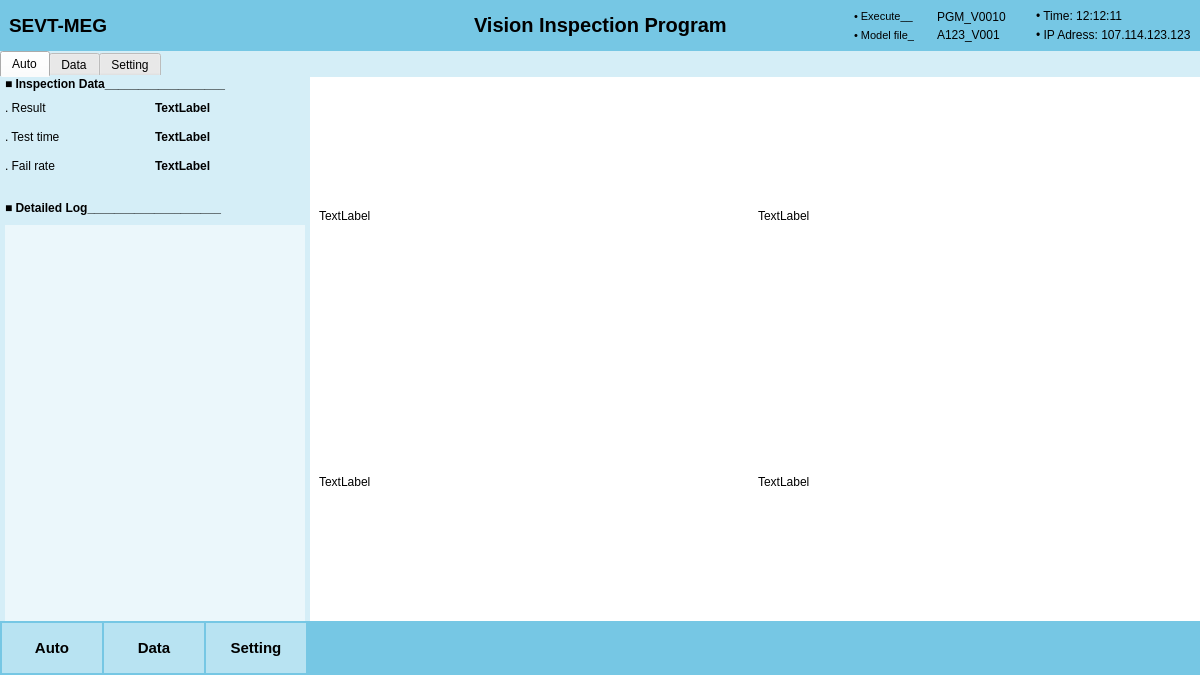
This is visionProgram/interface.ui in trinhthuan/UIdemo as Qt 5 draws it before an edit. The edited form follows.
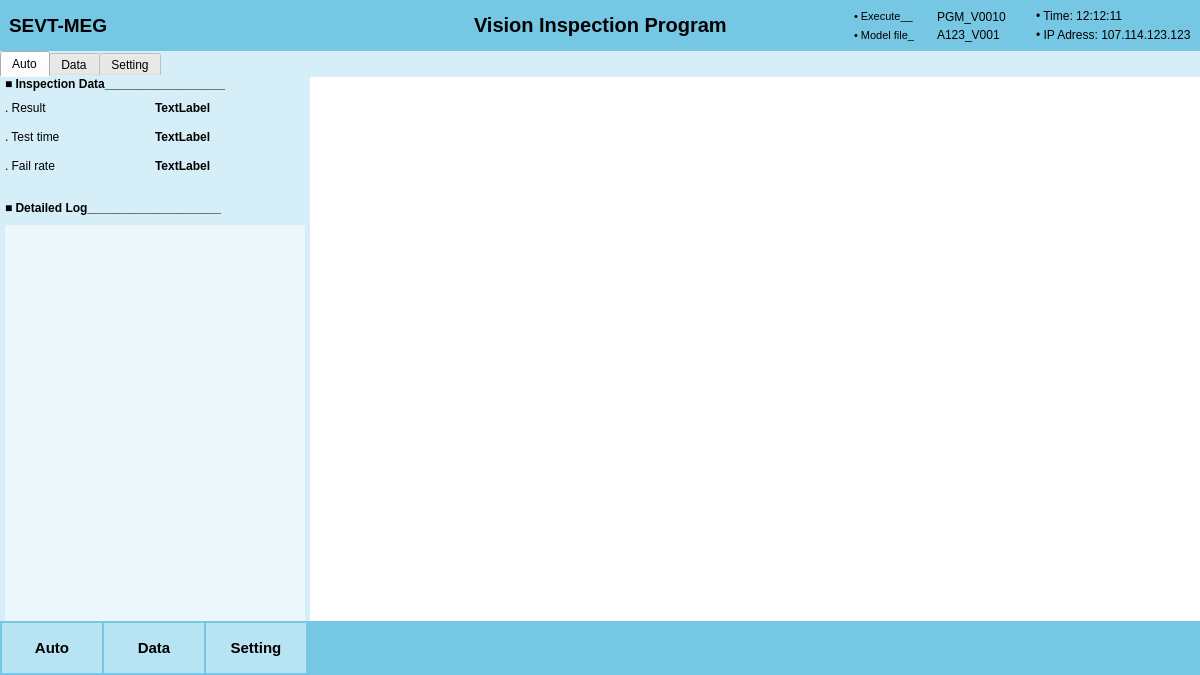
This is the edited form. The open tabs and pages were chosen to show the change. Icons and pictures are not drawn.

Patch:
```diff
--- a/visionProgram/interface.ui
+++ b/visionProgram/interface.ui
@@ -662,33 +662,69 @@
             <widget class="QWidget" name="runningData" native="true">
              <layout class="QGridLayout" name="gridLayout_3">
               <item row="0" column="1">
-               <widget class="QLabel" name="label_7">
+               <widget class="QLabel" name="image1Label">
+                <property name="sizePolicy">
+                 <sizepolicy hsizetype="Expanding" vsizetype="Expanding">
+                  <horstretch>0</horstretch>
+                  <verstretch>0</verstretch>
+                 </sizepolicy>
+                </property>
                 <property name="text">
-                 <string>TextLabel</string>
+                 <string/>
+                </property>
+                <property name="scaledContents">
+                 <bool>true</bool>
                 </property>
                </widget>
               </item>
               <item row="0" column="3">
-               <widget class="QLabel" name="label_13">
+               <widget class="QLabel" name="image2Label">
+                <property name="sizePolicy">
+                 <sizepolicy hsizetype="Expanding" vsizetype="Expanding">
+                  <horstretch>0</horstretch>
+                  <verstretch>0</verstretch>
+                 </sizepolicy>
+                </property>
                 <property name="text">
-                 <string>TextLabel</string>
+                 <string/>
+                </property>
+                <property name="scaledContents">
+                 <bool>true</bool>
                 </property>
                </widget>
               </item>
               <item row="1" column="1">
-               <widget class="QLabel" name="label_9">
+               <widget class="QLabel" name="image3Label">
+                <property name="sizePolicy">
+                 <sizepolicy hsizetype="Expanding" vsizetype="Expanding">
+                  <horstretch>0</horstretch>
+                  <verstretch>0</verstretch>
+                 </sizepolicy>
+                </property>
                 <property name="cursor">
                  <cursorShape>ArrowCursor</cursorShape>
                 </property>
                 <property name="text">
-                 <string>TextLabel</string>
+                 <string/>
+                </property>
+                <property name="scaledContents">
+                 <bool>true</bool>
                 </property>
                </widget>
               </item>
               <item row="1" column="3">
-               <widget class="QLabel" name="label_11">
+               <widget class="QLabel" name="image4Label">
+                <property name="sizePolicy">
+                 <sizepolicy hsizetype="Expanding" vsizetype="Expanding">
+                  <horstretch>0</horstretch>
+                  <verstretch>0</verstretch>
+                 </sizepolicy>
+                </property>
                 <property name="text">
-                 <string>TextLabel</string>
+                 <string/>
+                </property>
+                <property name="scaledContents">
+                 <bool>true</bool>
                 </property>
                </widget>
               </item>
```
Left out of the diff: 29 changed lines with no effect on the pictures.
